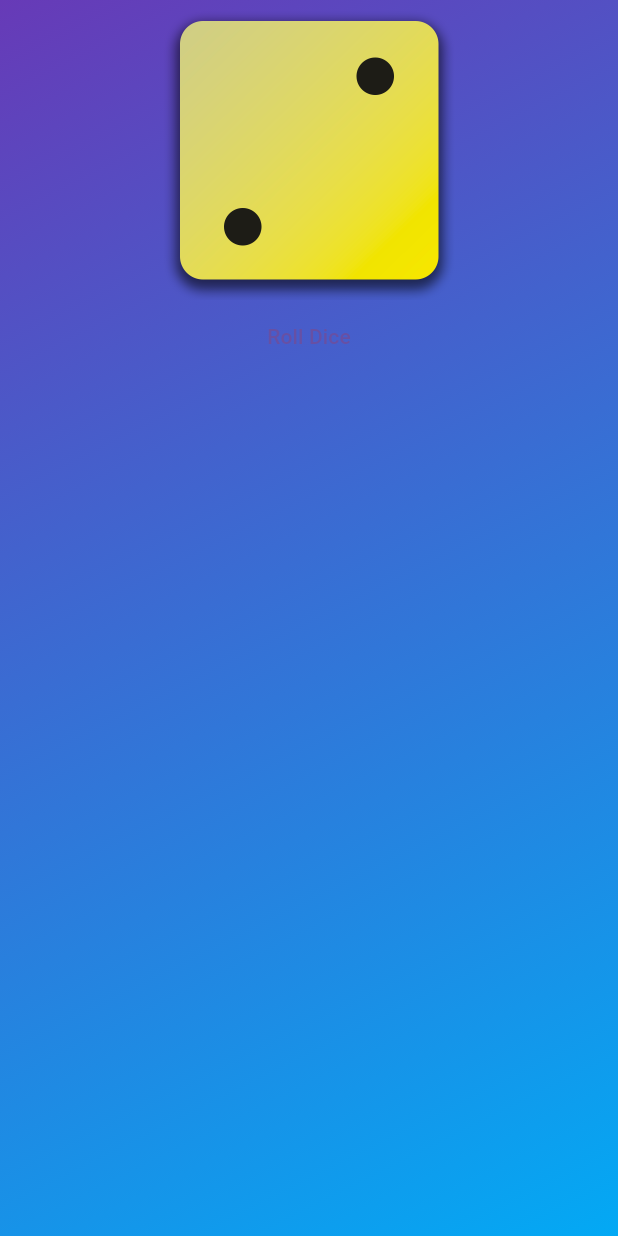
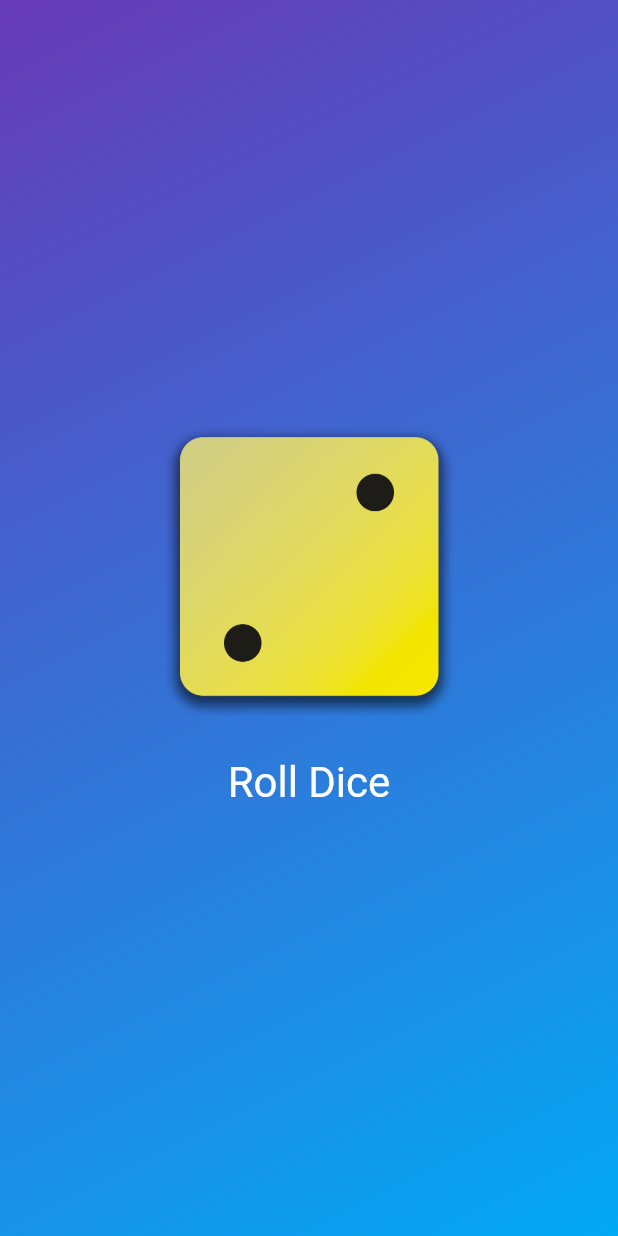
Before and after one commit to lightrao/my_first_flutter_app, a Flutter app: the screen it shows after launch, on a phone screen of 412 x 824 dp. Run offline on Flutter 3.47's test engine with Material 3 defaults, Android fonts, the phone set to English and light mode, and no system bars.

Commit message:
Styling Buttons & Working with Padding

```diff
--- a/lib/gradient_container.dart
+++ b/lib/gradient_container.dart
@@ -25,12 +25,22 @@ class GradientContainer extends StatelessWidget {
       ),
       child: Center(
         child: Column(
+          mainAxisSize: MainAxisSize.min,
           children: [
             Image.asset(
               "assets/images/dice-2.png",
               width: 200,
             ),
-            TextButton(onPressed: rollDice, child: const Text("Roll Dice"))
+            const SizedBox(
+              height: 20,
+            ),
+            TextButton(
+                onPressed: rollDice,
+                style: TextButton.styleFrom(
+                    // padding: const EdgeInsets.only(top: 20),
+                    foregroundColor: Colors.white,
+                    textStyle: const TextStyle(fontSize: 28)),
+                child: const Text("Roll Dice"))
           ],
         ),
       ),
```
